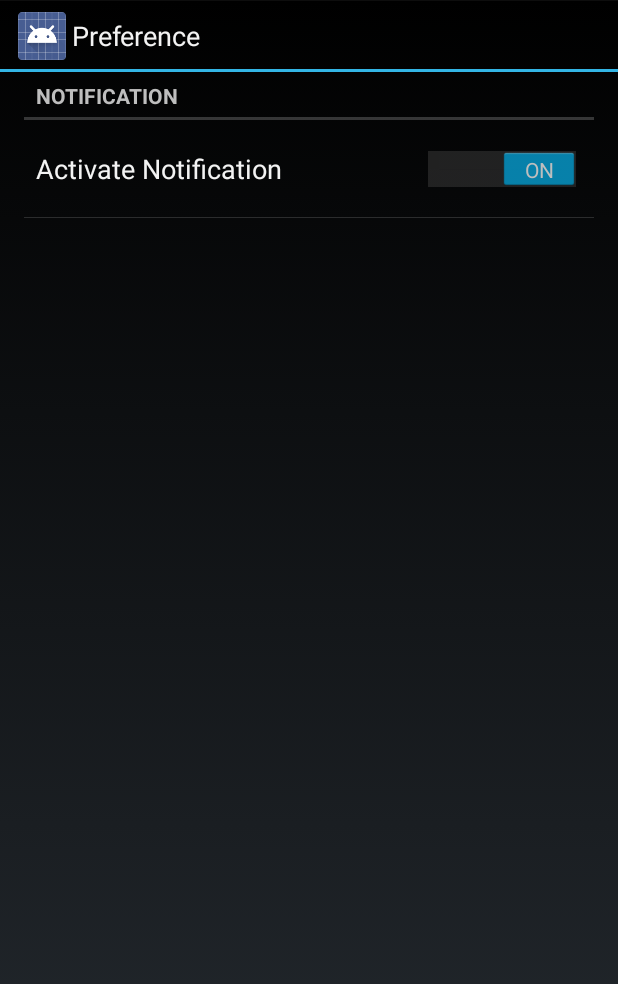
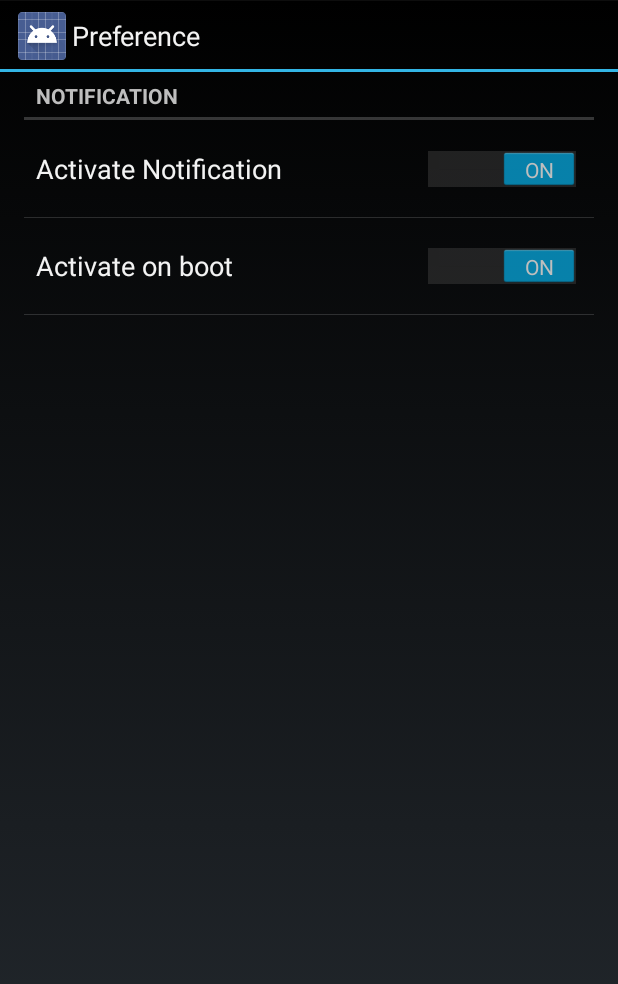
Before and after one commit to yshrsmz/HoloSysinfoWidgetProject, an Android app: the screen it shows after launch (SettingActivity), in the options menu, after a tap on "Settings", on a phone screen of 412 x 824 dp. Shown: the top 984 px of the screen. Run offline under Robolectric (Android 15) with nearby library versions, the phone set to English and light mode, and no system bars.

Commit message:
add preference to start on boot

```diff
--- a/HoloSysinfoWidget/src/main/java/com/yslibrary/android/holosysinfowidget/receiver/BootReceiver.java
+++ b/HoloSysinfoWidget/src/main/java/com/yslibrary/android/holosysinfowidget/receiver/BootReceiver.java
@@ -22,8 +22,9 @@ public class BootReceiver extends BroadcastReceiver {
 
         SharedPreferences pref = PreferenceManager.getDefaultSharedPreferences(context);
         boolean shouldServiceActivate = pref.getBoolean(context.getResources().getString(R.string.pref_key_activate_notification), true);
+        boolean shouldServiceActivateOnBoot = pref.getBoolean(context.getResources().getString(R.string.pref_key_show_notification_on_boot), true);
 
-        if (shouldServiceActivate) {
+        if (shouldServiceActivate && shouldServiceActivateOnBoot) {
             // start battery notification service
             context.startService(new Intent(context, BatteryNotificationService.class));
         }
--- a/HoloSysinfoWidget/src/main/java/com/yslibrary/android/holosysinfowidget/service/BatteryNotificationService.java
+++ b/HoloSysinfoWidget/src/main/java/com/yslibrary/android/holosysinfowidget/service/BatteryNotificationService.java
@@ -54,12 +54,12 @@ public class BatteryNotificationService extends Service {
     public void onDestroy() {
         super.onDestroy();
 
+        Log.d(TAG, "#onDestroy");
+
         nm = (NotificationManager)getBaseContext().getSystemService(Context.NOTIFICATION_SERVICE);
         nm.cancel(R.string.app_name);
 
         unregisterReceiver(broadcastReceiver);
-
-        Log.d(TAG, "#onDestroy");
     }
 
     /**
--- a/HoloSysinfoWidget/src/main/java/com/yslibrary/android/holosysinfowidget/ui/MainActivity.java
+++ b/HoloSysinfoWidget/src/main/java/com/yslibrary/android/holosysinfowidget/ui/MainActivity.java
@@ -30,6 +30,7 @@ public class MainActivity extends Activity {
     @Override
     protected void onCreate(Bundle savedInstanceState) {
         super.onCreate(savedInstanceState);
+        Log.v(TAG, "#onCreate");
 
         sendBroadcast(new Intent(Intent.ACTION_MAIN).addCategory(Intent.CATEGORY_HOME));
 
@@ -41,21 +42,21 @@ public class MainActivity extends Activity {
                     .commit();
         }
 
-        Log.v(TAG, "onCreate");
+
     }
 
     @Override
     protected void onRestart() {
         super.onResume();
 
-        Log.v(TAG, "onRestart");
+        Log.v(TAG, "#onRestart");
     }
 
     @Override
     protected void onResume() {
         super.onResume();
 
-        Log.v(TAG, "onResume");
+        Log.v(TAG, "#onResume");
 
         updateMemoryInfo();
         updateStorageInfo();
--- a/HoloSysinfoWidget/src/main/res/values/strings.xml
+++ b/HoloSysinfoWidget/src/main/res/values/strings.xml
@@ -17,9 +17,9 @@
     <string name="widget_lbl_storage">Storage</string>
     <string name="total_storage">Total Storage:</string>
     <string name="available_storage">Available Storage:</string>
-    <string name="placeholder_ram">X.XXGB</string>
+    <string name="placeholder_ram">-.--GB</string>
     <string name="placeholder_ram_percentage">XX%</string>
-    <string name="placeholder_storage">X.XXGB</string>
+    <string name="placeholder_storage">-.--GB</string>
     <string name="placeholder_storage_percentage">XX%</string>
 
     <string name="lbl_memory_used">&#160;used.</string>
@@ -30,4 +30,6 @@
     <string name="pref_category_notification">Notification</string>
     <string name="pref_key_activate_notification">activate_noti</string>
     <string name="pref_title_activate_notification">Activate Notification</string>
+    <string name="pref_key_show_notification_on_boot">noti_on_boot</string>
+    <string name="pref_title_notification_on_boot">Activate on boot</string>
 </resources>
--- a/HoloSysinfoWidget/src/main/res/xml/preference.xml
+++ b/HoloSysinfoWidget/src/main/res/xml/preference.xml
@@ -11,5 +11,13 @@
             android:switchTextOn="ON"
             android:defaultValue="true"/>
 
+        <SwitchPreference
+            android:key="@string/pref_key_show_notification_on_boot"
+            android:title="@string/pref_title_notification_on_boot"
+            android:switchTextOff="OFF"
+            android:switchTextOn="ON"
+            android:defaultValue="true"
+            android:dependency="@string/pref_key_activate_notification"/>
+
     </PreferenceCategory>
 </PreferenceScreen>
```
Also changed, not shown: HoloSysinfoWidget/src/main/res/layout/sysinfo_widget.xml (+4 -4 lines).
